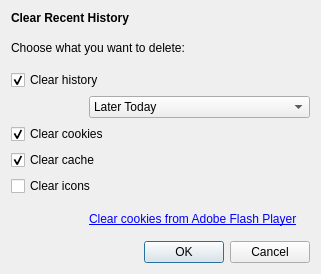
Qt form src/other/clearprivatedata.ui (QupZilla/qupzilla) before a commit.
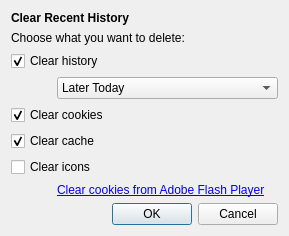
The same form after that commit. Icons and pictures are not drawn. Custom widgets are drawn as their Qt base class.

What changed in the file:
```diff
--- a/src/other/clearprivatedata.ui
+++ b/src/other/clearprivatedata.ui
@@ -2,14 +2,6 @@
 <ui version="4.0">
  <class>ClearPrivateData</class>
  <widget class="QDialog" name="ClearPrivateData">
-  <property name="geometry">
-   <rect>
-    <x>0</x>
-    <y>0</y>
-    <width>321</width>
-    <height>274</height>
-   </rect>
-  </property>
   <property name="windowTitle">
    <string>Clear Recent History</string>
   </property>
```
